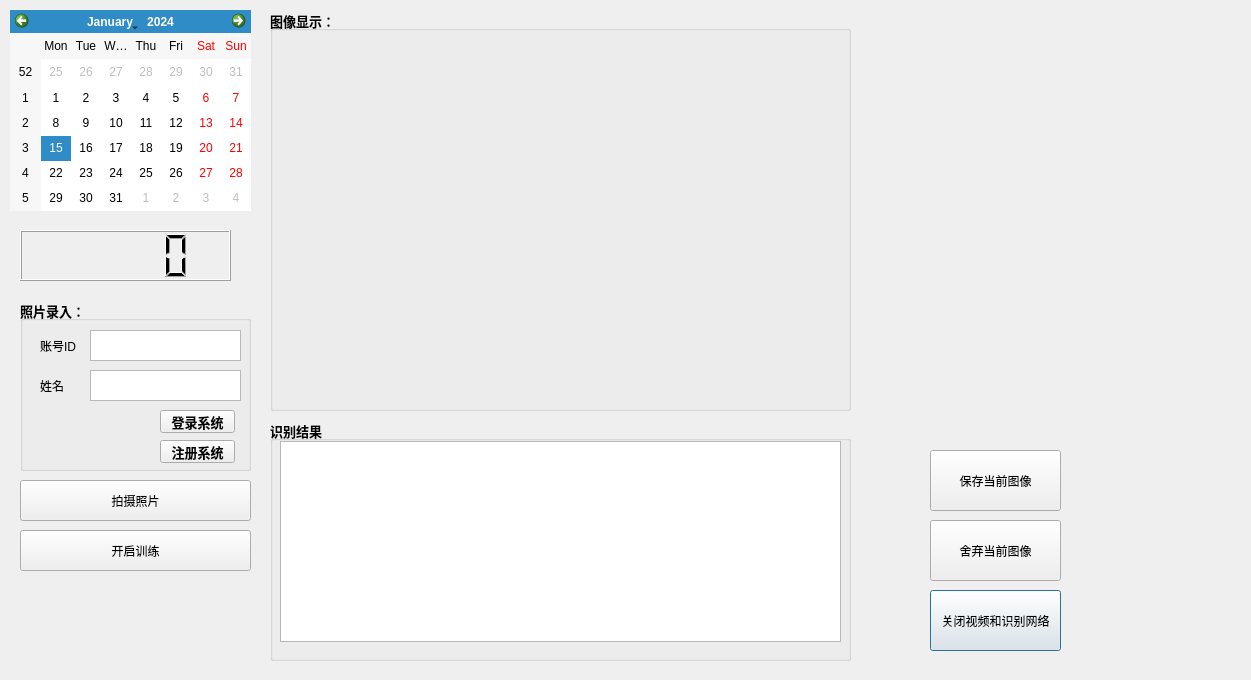
Above: src/WorkAttendanceQT/WorkAttendanceQT.ui from Liupeter01/WorkAttendanceQT before the change. Below: the same form after it.
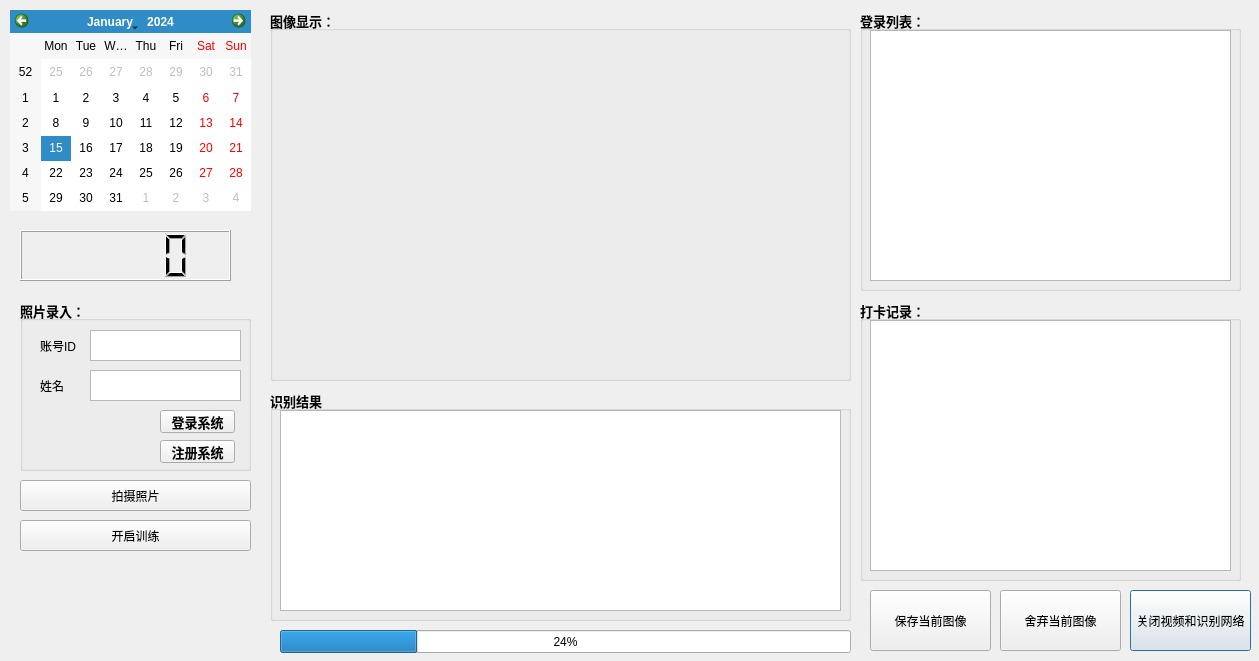
That is the form after the change.

```diff
--- a/src/WorkAttendanceQT/WorkAttendanceQT.ui
+++ b/src/WorkAttendanceQT/WorkAttendanceQT.ui
@@ -6,8 +6,8 @@
    <rect>
     <x>0</x>
     <y>0</y>
-    <width>1251</width>
-    <height>680</height>
+    <width>1259</width>
+    <height>661</height>
    </rect>
   </property>
   <property name="focusPolicy">
@@ -20,7 +20,7 @@
    <property name="geometry">
     <rect>
      <x>290</x>
-     <y>40</y>
+     <y>30</y>
      <width>541</width>
      <height>341</height>
     </rect>
@@ -474,9 +474,9 @@
   <widget class="QPushButton" name="Exit">
    <property name="geometry">
     <rect>
-     <x>930</x>
+     <x>1130</x>
      <y>590</y>
-     <width>131</width>
+     <width>121</width>
      <height>61</height>
     </rect>
    </property>
@@ -488,7 +488,7 @@
    <property name="geometry">
     <rect>
      <x>280</x>
-     <y>441</y>
+     <y>410</y>
      <width>561</width>
      <height>201</height>
     </rect>
@@ -543,9 +543,9 @@
   <widget class="QPushButton" name="ConfirmTranningSet">
    <property name="geometry">
     <rect>
-     <x>930</x>
-     <y>450</y>
-     <width>131</width>
+     <x>870</x>
+     <y>590</y>
+     <width>121</width>
      <height>61</height>
     </rect>
    </property>
@@ -556,9 +556,9 @@
   <widget class="QPushButton" name="IgnoreTranningSet">
    <property name="geometry">
     <rect>
-     <x>930</x>
-     <y>520</y>
-     <width>131</width>
+     <x>1000</x>
+     <y>590</y>
+     <width>121</width>
      <height>61</height>
     </rect>
    </property>
@@ -572,7 +572,7 @@
      <x>20</x>
      <y>480</y>
      <width>231</width>
-     <height>41</height>
+     <height>31</height>
     </rect>
    </property>
    <property name="text">
@@ -585,7 +585,7 @@
      <x>270</x>
      <y>10</y>
      <width>581</width>
-     <height>401</height>
+     <height>371</height>
     </rect>
    </property>
    <property name="font">
@@ -651,9 +651,9 @@
    <property name="geometry">
     <rect>
      <x>20</x>
-     <y>530</y>
+     <y>520</y>
      <width>231</width>
-     <height>41</height>
+     <height>31</height>
     </rect>
    </property>
    <property name="text">
@@ -684,9 +684,9 @@
    <property name="geometry">
     <rect>
      <x>270</x>
-     <y>420</y>
+     <y>390</y>
      <width>581</width>
-     <height>241</height>
+     <height>231</height>
     </rect>
    </property>
    <property name="font">
@@ -701,6 +701,81 @@
     <string>识别结果</string>
    </property>
   </widget>
+  <widget class="QProgressBar" name="progressBar">
+   <property name="geometry">
+    <rect>
+     <x>280</x>
+     <y>630</y>
+     <width>571</width>
+     <height>23</height>
+    </rect>
+   </property>
+   <property name="value">
+    <number>24</number>
+   </property>
+  </widget>
+  <widget class="QGroupBox" name="groupBox_4">
+   <property name="geometry">
+    <rect>
+     <x>860</x>
+     <y>10</y>
+     <width>381</width>
+     <height>281</height>
+    </rect>
+   </property>
+   <property name="font">
+    <font>
+     <family>Times New Roman</family>
+     <pointsize>10</pointsize>
+     <weight>75</weight>
+     <bold>true</bold>
+    </font>
+   </property>
+   <property name="title">
+    <string>登录列表：</string>
+   </property>
+   <widget class="QTableView" name="tableView">
+    <property name="geometry">
+     <rect>
+      <x>10</x>
+      <y>20</y>
+      <width>361</width>
+      <height>251</height>
+     </rect>
+    </property>
+   </widget>
+  </widget>
+  <widget class="QGroupBox" name="groupBox_5">
+   <property name="geometry">
+    <rect>
+     <x>860</x>
+     <y>300</y>
+     <width>381</width>
+     <height>281</height>
+    </rect>
+   </property>
+   <property name="font">
+    <font>
+     <family>Times New Roman</family>
+     <pointsize>10</pointsize>
+     <weight>75</weight>
+     <bold>true</bold>
+    </font>
+   </property>
+   <property name="title">
+    <string>打卡记录：</string>
+   </property>
+   <widget class="QTableView" name="tableView_2">
+    <property name="geometry">
+     <rect>
+      <x>10</x>
+      <y>20</y>
+      <width>361</width>
+      <height>251</height>
+     </rect>
+    </property>
+   </widget>
+  </widget>
   <zorder>groupBox_3</zorder>
   <zorder>groupBox_2</zorder>
   <zorder>groupBox</zorder>
```
Left out of the diff: 3 changed lines with no effect on the pictures.
